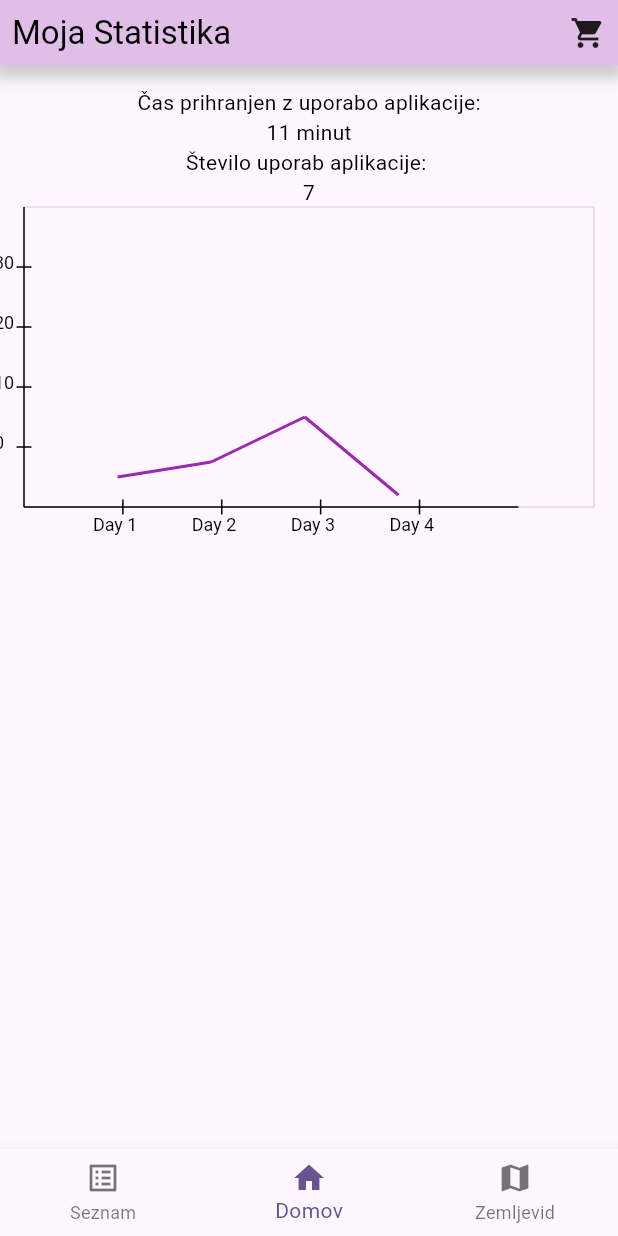
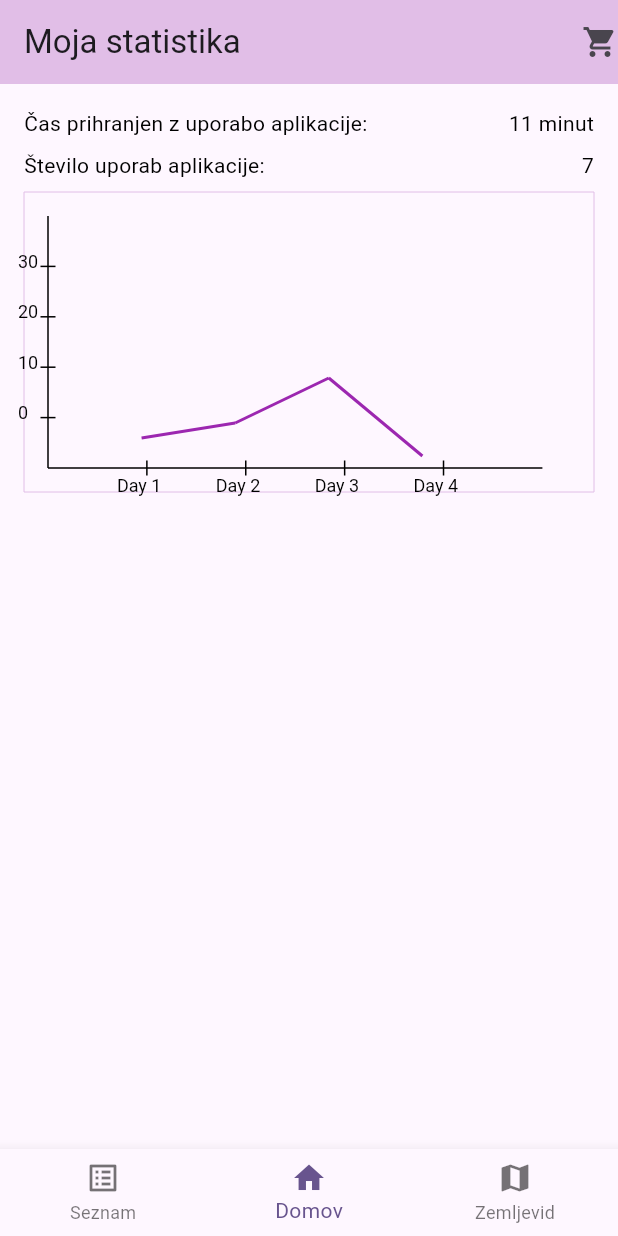
Before and after one commit to samolego/dhack24, a Flutter app: the screen it shows after launch, on a phone screen of 412 x 824 dp. Run offline on Flutter 3.47's test engine with Material 3 defaults, Android fonts, the phone set to English and light mode, and no system bars; our stand-ins replace supabase_flutter; accounts and stored records are empty.

Commit message:
Update stats screen

```diff
--- a/mobile/lib/ui/screen/MainAppScreen.dart
+++ b/mobile/lib/ui/screen/MainAppScreen.dart
@@ -36,7 +36,6 @@ class _MainAppScreenState extends State<MainAppScreen> {
           _mapObjPositions = newPositionsWaited;
         });
         onTabTapped(2);
-        print(products.map((e) => e.ime_izdelka));
       }),
       const StatsScreen(),
       MapScreen(
--- a/mobile/lib/ui/screen/StatsScreen.dart
+++ b/mobile/lib/ui/screen/StatsScreen.dart
@@ -1,7 +1,7 @@
+import 'dart:math';
 import 'dart:ui';
 
 import 'package:flutter/material.dart';
-import 'dart:math';
 
 import '../../constants.dart';
 
@@ -16,87 +16,75 @@ class _StatsScreenState extends State<StatsScreen> {
   @override
   // Random number generator
   final Random random = Random();
+
 // Generate a random time saved between 1 and 60 minutes
   Widget build(BuildContext context) {
     int timeSaved = 1 + random.nextInt(30);
-    return Stack(
-      children: [
-        Positioned(
-          bottom: 0,
-          top: 0,
-          right: 0,
-          left: 0,
-          child: Column(
-            children: [
-              Container(
-                // Add color to the container
-                decoration: BoxDecoration(
-                  color: AppColors.primary,
-                  boxShadow: [
-                    BoxShadow(
-                      color: Colors.grey.withOpacity(0.5),
-                      spreadRadius: 5,
-                      blurRadius: 7,
-                      offset: const Offset(0, 3),
+    return Scaffold(
+      appBar: AppBar(
+        title: const Text("Moja statistika"),
+        backgroundColor: AppColors.primary,
+        actions: const [
+          Icon(
+            Icons.shopping_cart,
           ),
         ],
       ),
-                padding: const EdgeInsets.all(8.0),
-                child: Row(
+      body: Padding(
+        padding: const EdgeInsets.all(16.0),
+        child: Column(
+          children: [
+            Row(
               mainAxisAlignment: MainAxisAlignment.spaceBetween,
               children: [
+                const Column(
+                  children: [
+                    Text(
+                      "Čas prihranjen z uporabo aplikacije:",
+                    ),
+                  ],
+                ),
                 Column(
                   children: [
                     Text(
-                          "Moja Statistika",
-                          style: Theme.of(context).textTheme.titleLarge,
+                      "$timeSaved minut",
+                      maxLines: 1,
+                      // Bold todo
                     ),
                   ],
                 ),
-                    // display an icon of a shopping cart
+                // number of usages of the app
+              ],
+            ),
+            const SizedBox(
+              height: 8,
+            ),
+            Row(
+              mainAxisAlignment: MainAxisAlignment.spaceBetween,
+              children: [
+                const Column(
+                  children: [
+                    Text(
+                      "Število uporab aplikacije: ",
+                    ),
+                  ],
+                ),
                 Column(
                   children: [
-                        const Icon(
-                          Icons.shopping_cart,
+                    Text(
+                      "${random.nextInt(10)}",
+                      maxLines: 1,
                     ),
                   ],
                 ),
               ],
             ),
-              ),
-            ],
-          ),
-        ),
-        Positioned(
-          bottom: 0,
-          top: 50,
-          right: 0,
-          left: 0,
-          child: Column(
-            children: [
-
-              Container(
-                padding: const EdgeInsets.all(8.0),
-                // centre to the left
-                child: Column(
-                  children: [
-                    Text(
-                      "Čas prihranjen z uporabo aplikacije:",
-                    ),
-                    Text(
-                      "$timeSaved minut",
-                      maxLines: 1,
-                    ),
-                    // number of usages of the app
-                    Text(
-                      "Število uporab aplikacije: ",
-                    ),
-                    Text(
-                      "${random.nextInt(10)}",
-                      maxLines: 1,
+            const SizedBox(
+              height: 8,
             ),
             // display the graph of last 5 usages
             Container(
+              padding: const EdgeInsets.all(16.0),
               height: 200,
               width: 380,
               decoration: BoxDecoration(
@@ -112,36 +100,37 @@ class _StatsScreenState extends State<StatsScreen> {
           ],
         ),
       ),
-            ],
-          ),
-        ),
-      ],
     );
   }
+
   Widget _buildDayUsage(String day, int usage) {
     return Column(
       mainAxisAlignment: MainAxisAlignment.center,
       children: [
         Text(
           day,
-          style: TextStyle(fontSize: 16, fontWeight: FontWeight.bold),
+          style: const TextStyle(fontSize: 16, fontWeight: FontWeight.bold),
         ),
-        SizedBox(height: 5),
+        const SizedBox(height: 5),
         Text(
           '$usage', // Display usage for the day
-          style: TextStyle(fontSize: 20, fontWeight: FontWeight.bold),
+          style: const TextStyle(fontSize: 20, fontWeight: FontWeight.bold),
         ),
       ],
     );
   }
 }
+
 class GraphPainter extends CustomPainter {
   final BuildContext context;
+
   GraphPainter(this.context);
+
   @override
   void paint(Canvas canvas, Size size) {
     final screenWidth = MediaQuery.of(context).size.width;
-    final graphWidth = screenWidth * 0.8; // Set the width of the graph to 80% of the screen width
+    final graphWidth = screenWidth *
+        0.8; // Set the width of the graph to 80% of the screen width
 
     final paint = Paint()
       ..color = Colors.purple
@@ -152,45 +141,68 @@ class GraphPainter extends CustomPainter {
       ..color = Colors.black
       ..strokeWidth = 1;
 
-    final textStyle = TextStyle(
+    final textStyle = const TextStyle(
       color: Colors.black,
       fontSize: 12,
     );
 
-    final xLabels = ['Day 1', 'Day 2', 'Day 3',"Day 4"]; // Replace with actual labels for the X-axis
-    final yLabels = ['0', '10', '20', '30']; // Replace with actual labels for the Y-axis
+    final xLabels = [
+      'Day 1',
+      'Day 2',
+      'Day 3',
+      "Day 4"
+    ]; // Replace with actual labels for the X-axis
+    final yLabels = [
+      '0',
+      '10',
+      '20',
+      '30'
+    ]; // Replace with actual labels for the Y-axis
 
     final xLabelOffset = 20.0; // Offset for X-axis labels
     final yLabelOffset = 20.0; // Offset for Y-axis labels
 
     // Draw X-axis
-    canvas.drawLine(Offset(0, size.height), Offset(graphWidth, size.height), axisPaint);
+    canvas.drawLine(
+        Offset(0, size.height), Offset(graphWidth, size.height), axisPaint);
     for (var i = 0; i < xLabels.length; i++) {
       final x = ((i + 1) * (graphWidth / (xLabels.length + 1)));
-      canvas.drawLine(Offset(x, size.height - 5), Offset(x, size.height + 5), axisPaint);
+      canvas.drawLine(
+          Offset(x, size.height - 5), Offset(x, size.height + 5), axisPaint);
       TextSpan span = TextSpan(text: xLabels[i], style: textStyle);
-      TextPainter tp = TextPainter(text: span, textAlign: TextAlign.center, textDirection: TextDirection.ltr);
+      TextPainter tp = TextPainter(
+          text: span,
+          textAlign: TextAlign.center,
+          textDirection: TextDirection.ltr);
       tp.layout();
       tp.paint(canvas, Offset(x - xLabelOffset, size.height + 5));
     }
 
     // Draw Y-axis
-    canvas.drawLine(Offset(0, 0), Offset(0, size.height), axisPaint);
+    canvas.drawLine(const Offset(0, 0), Offset(0, size.height), axisPaint);
     for (var i = 0; i < yLabels.length; i++) {
       final y = size.height - ((i + 1) * (size.height / (yLabels.length + 1)));
       canvas.drawLine(Offset(-5, y), Offset(5, y), axisPaint);
       TextSpan span = TextSpan(text: yLabels[i], style: textStyle);
-      TextPainter tp = TextPainter(text: span, textAlign: TextAlign.center, textDirection: TextDirection.ltr);
+      TextPainter tp = TextPainter(
+          text: span,
+          textAlign: TextAlign.center,
+          textDirection: TextDirection.ltr);
       tp.layout();
       tp.paint(canvas, Offset((-yLabelOffset) as double, y - 10));
     }
     final ll = 3;
     // Draw usage data points
     final points = [
-      Offset(1 * (graphWidth / (xLabels.length) - xLabelOffset), size.height - 20), // Replace these points with actual usage data points
-      Offset(2 * (graphWidth / (xLabels.length) - xLabelOffset), size.height - 30),
-      Offset(3 * (graphWidth / (xLabels.length) - xLabelOffset), size.height - 60),
-      Offset(4 * (graphWidth / (xLabels.length) - xLabelOffset), size.height - 8)
+      Offset(
+          1 * (graphWidth / (xLabels.length) - xLabelOffset), size.height - 20),
+      // Replace these points with actual usage data points
+      Offset(
+          2 * (graphWidth / (xLabels.length) - xLabelOffset), size.height - 30),
+      Offset(
+          3 * (graphWidth / (xLabels.length) - xLabelOffset), size.height - 60),
+      Offset(
+          4 * (graphWidth / (xLabels.length) - xLabelOffset), size.height - 8)
     ];
     canvas.drawPoints(PointMode.polygon, points, paint);
   }
```
Lines whose indentation alone changed are shown as unchanged.
